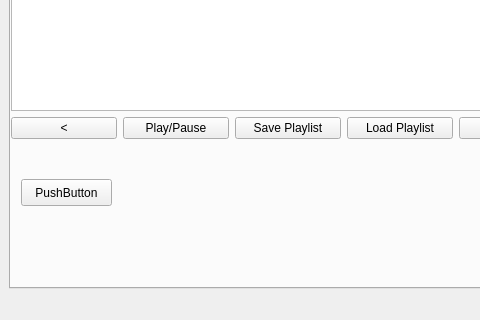
Qt form mainwindow.ui (netpipe/qPlay) before a commit; both pictures show x 0 to 480 and y 255 to 575 of the 1105 by 575 pixel window.
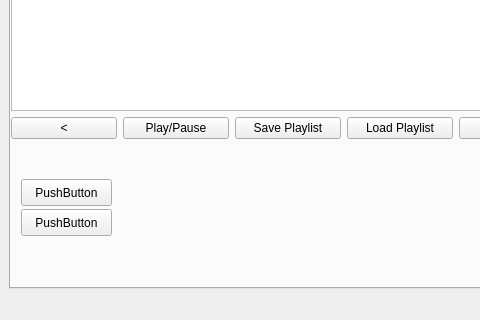
The same form after that commit. Icons and pictures are not drawn.

The edit to the form file:
```diff
--- a/mainwindow.ui
+++ b/mainwindow.ui
@@ -540,6 +540,19 @@
          <string>PushButton</string>
         </property>
        </widget>
+       <widget class="QPushButton" name="pushButton_2">
+        <property name="geometry">
+         <rect>
+          <x>10</x>
+          <y>410</y>
+          <width>91</width>
+          <height>27</height>
+         </rect>
+        </property>
+        <property name="text">
+         <string>PushButton</string>
+        </property>
+       </widget>
        <zorder>label_bgr</zorder>
        <zorder>verticalLayoutWidget</zorder>
        <zorder>label_3</zorder>
```
Left out of the diff: 1 changed line with no effect on the pictures.
